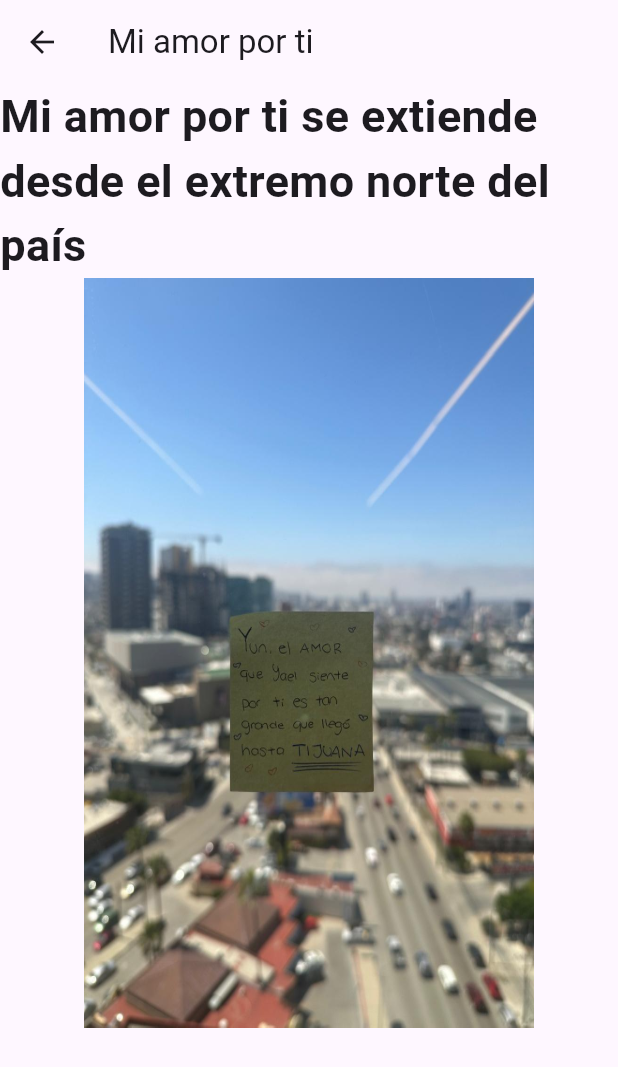
After one commit to YaelZamora/YunApp, a Flutter app: the screen it shows after launch, after a tap on "Mi amor por ti", on a phone screen of 412 x 824 dp. The commit adds this screen. Shown: the top 1067 px of the screen. Run offline on Flutter 3.47's test engine with Material 3 defaults, Android fonts, the phone set to English and light mode, and no system bars; our stand-ins replace google_fonts, lottie.

Commit message:
22 meses

```diff
--- a/lib/opciones.dart
+++ b/lib/opciones.dart
@@ -5,7 +5,7 @@ class _opciones {
 }
 
 final opcion = <_opciones>[
-  _opciones('Feliz cumpleaños amor de mi vida!!!!'),
+  //_opciones('Feliz cumpleaños amor de mi vida!!!!'),
   _opciones('Te amo más que a nada en el universo'),
   _opciones('Te amo con todo mi corazón'),
   _opciones('Te amo mi chaparrita preciosa'),
--- /dev/null
+++ b/lib/views/gallery_view.dart
@@ -0,0 +1,96 @@
+import 'package:flutter/material.dart';
+
+class GalleryView extends StatelessWidget {
+  const GalleryView({super.key});
+
+  @override
+  Widget build(BuildContext context) {
+    return Scaffold(
+      appBar: AppBar(
+        title: const Text('Mi amor por ti'),
+      ),
+      body: PageView(
+        scrollDirection: Axis.vertical,
+        children: const [
+          Tijuana(),
+          Yucatan(),
+          Text(
+            'Y todavía falta mucho para acercarnos a lo que siento por ti mi amor.',
+            style: TextStyle(
+              fontWeight: FontWeight.bold,
+              fontSize: 30,
+            ),
+          ),
+        ],
+      )
+    );
+  }
+}
+
+class Tijuana extends StatelessWidget {
+  const Tijuana({super.key});
+
+  @override
+  Widget build(BuildContext context) {
+    return Column(
+      children: [
+        const Text(
+          'Mi amor por ti se extiende desde el extremo norte del país',
+          style: TextStyle(
+            fontWeight: FontWeight.bold,
+            fontSize: 30,
+          ),
+        ),
+        InteractiveViewer(
+          minScale: 1,
+          maxScale: 4,
+          child: Container(
+            width: 300,
+            height: 500,
+            decoration: const BoxDecoration(
+              color: Colors.red,
+              image: DecorationImage(
+                image: AssetImage('assets/tijuana.jpg'),
+                fit: BoxFit.fill,
+              ),
+            ),
+          ),
+        ),
+      ],
+    );
+  }
+}
+
+class Yucatan extends StatelessWidget {
+  const Yucatan({super.key});
+
+  @override
+  Widget build(BuildContext context) {
+    return Column(
+      children: [
+        const Text(
+          'Hasta la punta de la península de Yucatán',
+          style: TextStyle(
+            fontWeight: FontWeight.bold,
+            fontSize: 30,
+          ),
+        ),
+        InteractiveViewer(
+          minScale: 1,
+          maxScale: 4,
+          child: Container(
+            width: 300,
+            height: 500,
+            decoration: const BoxDecoration(
+              color: Colors.red,
+              image: DecorationImage(
+                image: AssetImage('assets/yucatan.jpg'),
+                fit: BoxFit.fill,
+              ),
+            ),
+          ),
+        ),
+      ],
+    );
+  }
+}
--- a/lib/views/home_view.dart
+++ b/lib/views/home_view.dart
@@ -4,6 +4,7 @@ import 'package:flutter/material.dart';
 import 'package:lottie/lottie.dart';
 import 'package:google_fonts/google_fonts.dart';
 import 'package:yun_app/opciones.dart';
+import 'package:yun_app/views/gallery_view.dart';
 import 'package:yun_app/views/juego_view.dart';
 
 class HomeView extends StatefulWidget {
@@ -63,6 +64,16 @@ class _HomeViewState extends State<HomeView> {
               ),
               child: const Text('Juguemos!!'),
             ),
+
+            FilledButton(
+              onPressed: () => Navigator.push(
+                context,
+                MaterialPageRoute(
+                  builder: (BuildContext context) => const GalleryView(),
+                ),
+              ),
+              child: const Text('Mi amor por ti'),
+            ),
           ],
         ),
       ),
--- a/lib/views/juego_view.dart
+++ b/lib/views/juego_view.dart
@@ -22,8 +22,7 @@ class _JuegoViewState extends State<JuegoView> {
   Widget build(BuildContext context) {
     return Scaffold(
       appBar: AppBar(),
-      body: SingleChildScrollView(
-        child: Column(
+      body: Column(
         mainAxisAlignment: MainAxisAlignment.spaceAround,
         crossAxisAlignment: CrossAxisAlignment.center,
         children: [
@@ -255,7 +254,6 @@ class _JuegoViewState extends State<JuegoView> {
           ),
         ],
       ),
-      ),
     );
   }
 }
--- a/pubspec.yaml
+++ b/pubspec.yaml
@@ -52,7 +52,7 @@ dev_dependencies:
 flutter_icons:
     android: "launcher_icon"
     ios: true
-    image_path: "assets/icono_2.png"
+    image_path: "assets/icono_3.png"
     adaptive_icon_background: "assets/icono.png"
 
 # For information on the generic Dart part of this file, see the
```
Also changed, not shown: assets/angel.jpg (added), assets/icono_3.png (added), assets/tijuana.jpg (added), assets/yucatan.jpg (added), pubspec.lock, 27 other files. Lines whose indentation alone changed are shown as unchanged.
